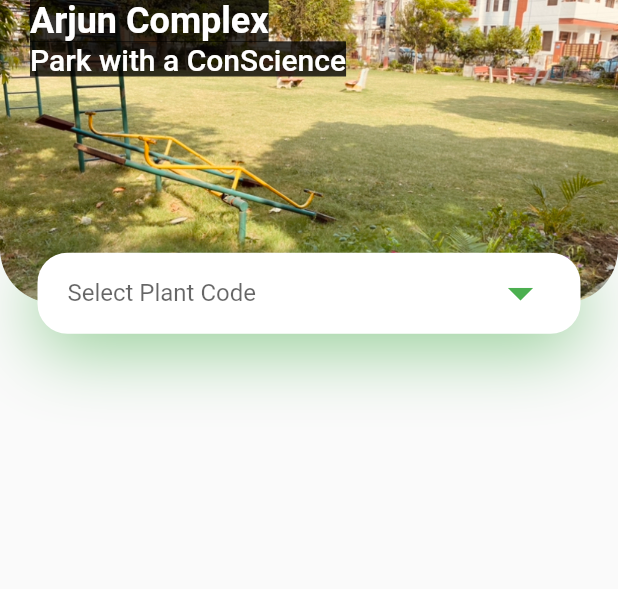
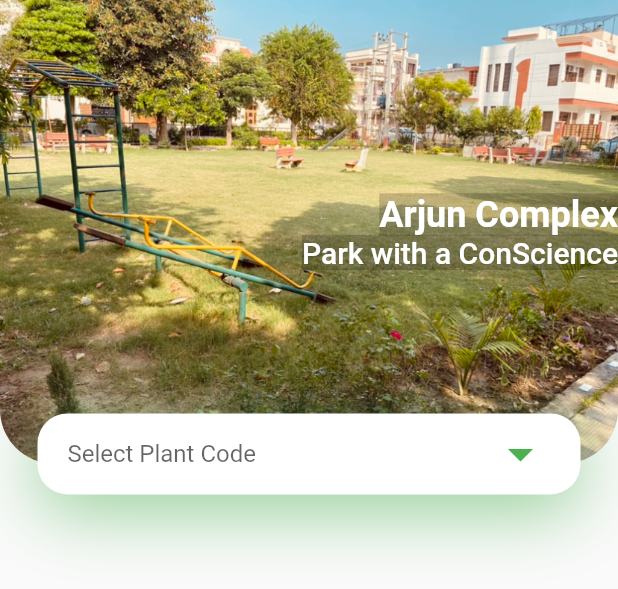
Before and after one commit to NICKurukshetra/park-with-a-conscience, a Flutter app: the HeaderWithDropDown widget shown alone on an empty page, opened directly with empty values, on a phone screen of 412 x 824 dp. Shown: the top 589 px of the screen. Run offline on Flutter 3.47's test engine with Material 2 defaults, Android fonts, the phone set to English and light mode, and no system bars; our stand-ins replace readmore, shimmer.

Commit message:
updated home screen

```diff
--- a/lib/screens/homeScreen.dart
+++ b/lib/screens/homeScreen.dart
@@ -40,6 +40,7 @@ class _HomeScreenState extends State<HomeScreen> {
     Size size = MediaQuery.of(context).size;
     return SafeArea(
       bottom: false,
+      top: false,
       child: Scaffold(
         body: SingleChildScrollView(
         child: Column(
@@ -122,7 +123,7 @@ class _CategoriesListState extends State<CategoriesList> {
                       .copyWith(
                         color: Colors.black,
                         fontWeight: FontWeight.bold,
-                        backgroundColor: Color.fromARGB(200, 255, 255, 255)
+                        backgroundColor: Color.fromARGB(80, 255, 255, 255)
                       ),
                     ))
                 ]),
@@ -145,13 +146,13 @@ class HeaderWithDropDown extends StatelessWidget {
   Widget build(BuildContext context) {
     return Container(
       margin: EdgeInsets.only(bottom: 50),
-      height: size.height * 0.27,
+      height: size.height * 0.40,
       // color: Colors.white,
       child: Stack(
         children: [
           Container(
             padding: EdgeInsets.only(left: 20),
-            height: size.height * 0.245,
+            height: size.height * 0.375,
             width: size.width,
             decoration: BoxDecoration(
               image: DecorationImage(
@@ -164,14 +165,15 @@ class HeaderWithDropDown extends StatelessWidget {
               )
             ),
             child: Column(
-              crossAxisAlignment: CrossAxisAlignment.start,
+              crossAxisAlignment: CrossAxisAlignment.end,
+              mainAxisAlignment: MainAxisAlignment.center,
               children: [
                 Text(
                   "Arjun Complex",
                   style: Theme.of(context).textTheme.headline5!
                   .copyWith(
                     color: Colors.white,
-                    backgroundColor: Color.fromARGB(200, 0, 0, 0),
+                    backgroundColor: Color.fromARGB(50, 0, 0, 0),
                     fontWeight: FontWeight.bold,
                   )
                 ),
@@ -180,7 +182,7 @@ class HeaderWithDropDown extends StatelessWidget {
                   style: Theme.of(context).textTheme.headline6!
                   .copyWith(
                 color: Colors.white,
-                backgroundColor: Color.fromARGB(200, 0, 0, 0),
+                backgroundColor: Color.fromARGB(50, 0, 0, 0),
                   ),
                 )
               ],
```
Also changed, not shown: lib/data/homeScreenCategories.dart (+107 -106 lines).
